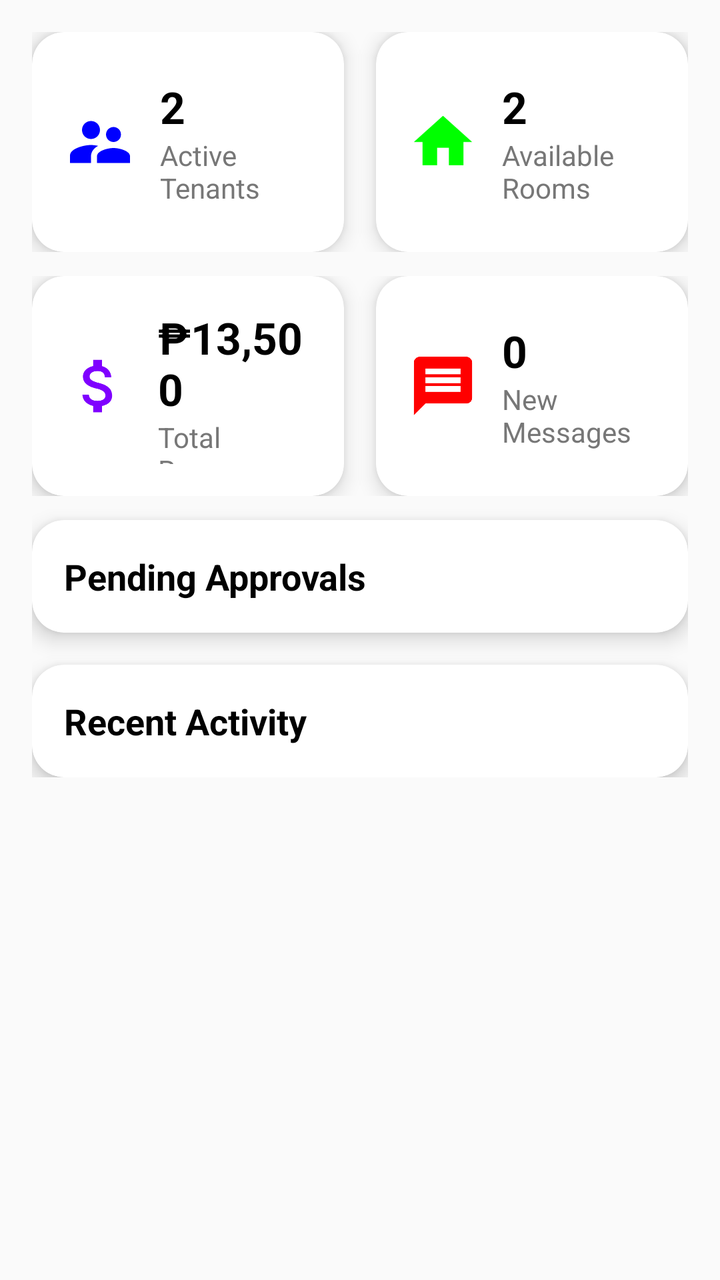
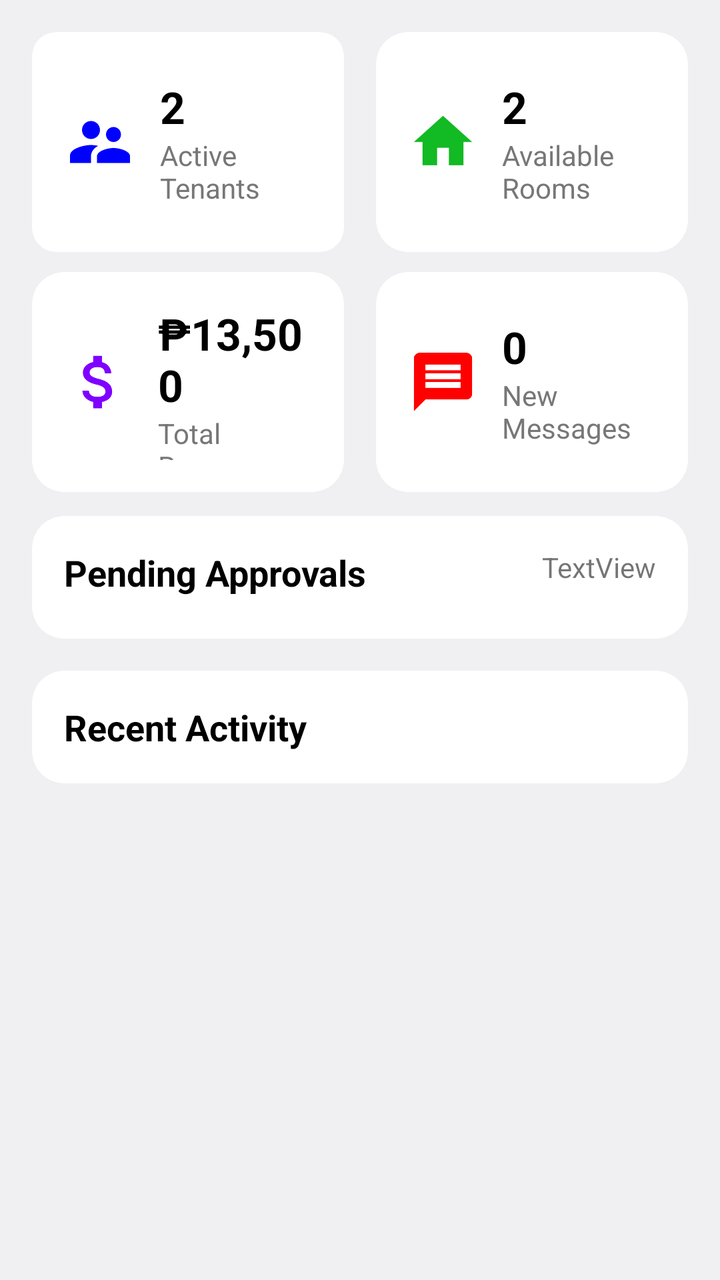

An Android layout rendered at two revisions. The XML below is the earlier revision; the diff shows what the commit changed to produce the second picture.
<!-- AndroidManifest.xml: application theme Theme.Dormitally -->
<!-- res/layout/fragment_overview_admin.xml -->
<?xml version="1.0" encoding="utf-8"?>
<LinearLayout xmlns:android="http://schemas.android.com/apk/res/android"
    xmlns:app="http://schemas.android.com/apk/res-auto"
    xmlns:tools="http://schemas.android.com/tools"
    android:id="@+id/main"
    android:layout_width="match_parent"
    android:layout_height="match_parent"
    android:orientation="vertical"
    tools:context=".adminfragment.OverviewAdmin">

    <ScrollView
        android:layout_width="match_parent"
        android:layout_height="match_parent"
        android:padding="16dp">

        <LinearLayout
            android:orientation="vertical"
            android:layout_width="match_parent"
            android:layout_height="wrap_content">

            
            <LinearLayout
                android:orientation="horizontal"
                android:layout_width="match_parent"
                android:layout_height="wrap_content"
                android:weightSum="2"
                android:paddingBottom="12dp">

                
                <androidx.cardview.widget.CardView
                    android:layout_width="0dp"
                    android:layout_height="110dp"
                    android:layout_marginEnd="8dp"
                    android:layout_weight="1"
                    app:cardCornerRadius="16dp"
                    app:cardElevation="6dp">

                    <LinearLayout
                        android:orientation="horizontal"
                        android:gravity="center_vertical"
                        android:padding="16dp"
                        android:layout_width="match_parent"
                        android:layout_height="match_parent">

                        <ImageView
                            android:layout_width="36dp"
                            android:layout_height="36dp"
                            android:src="@drawable/ic_people"
                            app:tint = "#0000FF"/>

                        <LinearLayout
                            android:orientation="vertical"
                            android:paddingLeft="12dp"
                            android:layout_width="wrap_content"
                            android:layout_height="wrap_content">

                            <TextView
                                android:layout_width="match_parent"
                                android:layout_height="wrap_content"
                                android:text="2"
                                android:textColor="#000"
                                android:textSize="22sp"
                                android:textStyle="bold" />

                            <TextView
                                android:layout_width="match_parent"
                                android:layout_height="wrap_content"
                                android:text="Active Tenants"
                                android:textColor="#777"
                                android:textSize="14sp" />
                        </LinearLayout>

                    </LinearLayout>
                </androidx.cardview.widget.CardView>

                
                <androidx.cardview.widget.CardView
                    android:layout_width="0dp"
                    android:layout_height="110dp"
                    android:layout_marginStart="8dp"
                    android:layout_weight="1"
                    app:cardCornerRadius="16dp"
                    app:cardElevation="6dp">

                    <LinearLayout
                        android:orientation="horizontal"
                        android:gravity="center_vertical"
                        android:padding="16dp"
                        android:layout_width="match_parent"
                        android:layout_height="match_parent">

                        <ImageView
                            android:layout_width="35dp"
                            android:layout_height="50dp"
                            android:src="@drawable/ic_home"
                            app:tint = "#00FF00"/>

                        <LinearLayout
                            android:orientation="vertical"
                            android:paddingLeft="12dp"
                            android:layout_width="wrap_content"
                            android:layout_height="wrap_content">

                            <TextView
                                android:layout_width="wrap_content"
                                android:layout_height="wrap_content"
                                android:text="2"
                                android:textColor="#000"
                                android:textSize="22sp"
                                android:textStyle="bold" />

                            <TextView
                                android:layout_width="wrap_content"
                                android:layout_height="match_parent"
                                android:text="Available Rooms"
                                android:textColor="#777"
                                android:textSize="14sp" />
                        </LinearLayout>

                    </LinearLayout>
                </androidx.cardview.widget.CardView>

            </LinearLayout>

            
            <LinearLayout
                android:orientation="horizontal"
                android:layout_width="match_parent"
                android:layout_height="wrap_content"
                android:weightSum="2"
                android:paddingBottom="12dp">

                
                <androidx.cardview.widget.CardView
                    android:layout_width="0dp"
                    android:layout_height="110dp"
                    android:layout_marginEnd="8dp"
                    android:layout_weight="1"
                    app:cardCornerRadius="16dp"
                    app:cardElevation="6dp">

                    <LinearLayout
                        android:orientation="horizontal"
                        android:gravity="center_vertical"
                        android:padding="16dp"
                        android:layout_width="match_parent"
                        android:layout_height="match_parent">

                        <ImageView
                            android:layout_width="35dp"
                            android:layout_height="36dp"
                            android:src="@drawable/ic_bills"
                            app:tint = "#7F00FF"/>

                        <LinearLayout
                            android:orientation="vertical"
                            android:paddingLeft="12dp"
                            android:layout_width="wrap_content"
                            android:layout_height="wrap_content">

                            <TextView
                                android:layout_width="match_parent"
                                android:layout_height="wrap_content"
                                android:text="₱13,500"
                                android:textColor="#000"
                                android:textSize="22sp"
                                android:textStyle="bold" />

                            <TextView
                                android:layout_width="match_parent"
                                android:layout_height="wrap_content"
                                android:text="Total Revenue"
                                android:textColor="#777"
                                android:textSize="14sp" />
                        </LinearLayout>

                    </LinearLayout>
                </androidx.cardview.widget.CardView>

                
                <androidx.cardview.widget.CardView
                    android:layout_width="0dp"
                    android:layout_height="110dp"
                    android:layout_marginStart="8dp"
                    android:layout_weight="1"
                    app:cardCornerRadius="16dp"
                    app:cardElevation="6dp">

                    <LinearLayout
                        android:orientation="horizontal"
                        android:gravity="center_vertical"
                        android:padding="16dp"
                        android:layout_width="match_parent"
                        android:layout_height="match_parent">

                        <ImageView
                            android:src="@drawable/ic_message"
                            android:layout_width="35dp"
                            android:layout_height="36dp"
                            app:tint="#FF0000"/>

                        <LinearLayout
                            android:orientation="vertical"
                            android:paddingLeft="12dp"
                            android:layout_width="wrap_content"
                            android:layout_height="wrap_content">

                            <TextView
                                android:layout_width="match_parent"
                                android:layout_height="wrap_content"
                                android:text="0"
                                android:textColor="#000"
                                android:textSize="22sp"
                                android:textStyle="bold" />

                            <TextView
                                android:layout_width="wrap_content"
                                android:layout_height="match_parent"
                                android:text="New Messages"
                                android:textColor="#777"
                                android:textSize="14sp" />
                        </LinearLayout>

                    </LinearLayout>
                </androidx.cardview.widget.CardView>

            </LinearLayout>

            
            <androidx.cardview.widget.CardView
                android:layout_width="match_parent"
                android:layout_height="wrap_content"
                app:cardCornerRadius="16dp"
                app:cardElevation="6dp"
                android:layout_marginBottom="16dp">

                <LinearLayout
                    android:layout_width="wrap_content"
                    android:layout_height="match_parent"
                    android:orientation="vertical"
                    android:padding="16dp">

                    <TextView
                        android:layout_width="wrap_content"
                        android:layout_height="match_parent"
                        android:text="Pending Approvals"
                        android:textColor="#000"
                        android:textSize="18sp"
                        android:textStyle="bold" />

                    <androidx.recyclerview.widget.RecyclerView
                        android:layout_width="match_parent"
                        android:layout_height="match_parent" />

                </LinearLayout>
            </androidx.cardview.widget.CardView>

            
            <androidx.cardview.widget.CardView
                android:layout_width="match_parent"
                android:layout_height="wrap_content"
                app:cardCornerRadius="16dp"
                app:cardElevation="6dp">

                <LinearLayout
                    android:orientation="vertical"
                    android:padding="16dp"
                    android:layout_width="match_parent"
                    android:layout_height="wrap_content">

                    <TextView
                        android:layout_width="match_parent"
                        android:layout_height="wrap_content"
                        android:text="Recent Activity"
                        android:textColor="#000"
                        android:textSize="18sp"
                        android:textStyle="bold" />

                    <androidx.recyclerview.widget.RecyclerView
                        android:layout_width="match_parent"
                        android:layout_height="match_parent" />

                    

                    

                    

                </LinearLayout>
            </androidx.cardview.widget.CardView>

        </LinearLayout>
    </ScrollView>

</LinearLayout>
<!-- resources referenced by this layout -->
<resources>
  <!-- drawable ic_bills (drawable) -->
  <vector xmlns:android="http://schemas.android.com/apk/res/android" android:height="24dp" android:tint="#000000" android:viewportHeight="24" android:viewportWidth="24" android:width="24dp">
        
      <path android:fillColor="@android:color/white" android:pathData="M11.8,10.9c-2.27,-0.59 -3,-1.2 -3,-2.15 0,-1.09 1.01,-1.85 2.7,-1.85 1.78,0 2.44,0.85 2.5,2.1h2.21c-0.07,-1.72 -1.12,-3.3 -3.21,-3.81V3h-3v2.16c-1.94,0.42 -3.5,1.68 -3.5,3.61 0,2.31 1.91,3.46 4.7,4.13 2.5,0.6 3,1.48 3,2.41 0,0.69 -0.49,1.79 -2.7,1.79 -2.06,0 -2.87,-0.92 -2.98,-2.1h-2.2c0.12,2.19 1.76,3.42 3.68,3.83V21h3v-2.15c1.95,-0.37 3.5,-1.5 3.5,-3.55 0,-2.84 -2.43,-3.81 -4.7,-4.4z"/>
      
  </vector>
  <!-- drawable ic_home (drawable) -->
  <vector xmlns:android="http://schemas.android.com/apk/res/android" android:height="24dp" android:tint="#000000" android:viewportHeight="24" android:viewportWidth="24" android:width="24dp">
        
      <path android:fillColor="@android:color/white" android:pathData="M10,20v-6h4v6h5v-8h3L12,3 2,12h3v8z"/>
      
  </vector>
  <!-- drawable ic_message (drawable) -->
  <vector xmlns:android="http://schemas.android.com/apk/res/android" android:autoMirrored="true" android:height="24dp" android:tint="#000000" android:viewportHeight="24" android:viewportWidth="24" android:width="24dp">
        
      <path android:fillColor="@android:color/white" android:pathData="M20,2L4,2c-1.1,0 -1.99,0.9 -1.99,2L2,22l4,-4h14c1.1,0 2,-0.9 2,-2L22,4c0,-1.1 -0.9,-2 -2,-2zM18,14L6,14v-2h12v2zM18,11L6,11L6,9h12v2zM18,8L6,8L6,6h12v2z"/>
      
  </vector>
  <!-- drawable ic_people (drawable) -->
  <vector xmlns:android="http://schemas.android.com/apk/res/android" android:height="24dp" android:tint="#000000" android:viewportHeight="24" android:viewportWidth="24" android:width="24dp">
        
      <path android:fillColor="@android:color/white" android:pathData="M16.5,12c1.38,0 2.49,-1.12 2.49,-2.5S17.88,7 16.5,7C15.12,7 14,8.12 14,9.5s1.12,2.5 2.5,2.5zM9,11c1.66,0 2.99,-1.34 2.99,-3S10.66,5 9,5C7.34,5 6,6.34 6,8s1.34,3 3,3zM16.5,14c-1.83,0 -5.5,0.92 -5.5,2.75L11,19h11v-2.25c0,-1.83 -3.67,-2.75 -5.5,-2.75zM9,13c-2.33,0 -7,1.17 -7,3.5L2,19h7v-2.25c0,-0.85 0.33,-2.34 2.37,-3.47C10.5,13.1 9.66,13 9,13z"/>
      
  </vector>
  <style name="Theme.Dormitally" parent="Base.Theme.Dormitally" />
  <style name="Base.Theme.Dormitally" parent="Theme.AppCompat.Light.NoActionBar">
          
          
      </style>
</resources>

<!-- the commit's change to res/layout/fragment_overview_admin.xml (unified diff, before → after) -->
@@ -5,6 +5,7 @@
     android:id="@+id/main"
     android:layout_width="match_parent"
     android:layout_height="match_parent"
+    android:background="@color/material_dynamic_neutral95"
     android:orientation="vertical"
     tools:context=".adminfragment.OverviewAdmin">
 
@@ -14,17 +15,129 @@
         android:padding="16dp">
 
         <LinearLayout
-            android:orientation="vertical"
             android:layout_width="match_parent"
-            android:layout_height="wrap_content">
+            android:layout_height="wrap_content"
+            android:orientation="vertical">
 
             
             <LinearLayout
-                android:orientation="horizontal"
                 android:layout_width="match_parent"
                 android:layout_height="wrap_content"
-                android:weightSum="2"
-                android:paddingBottom="12dp">
+                android:orientation="horizontal"
+                android:weightSum="2">
+
+                
+                <androidx.cardview.widget.CardView
+                    android:layout_width="0dp"
+                    android:layout_height="110dp"
+                    android:layout_marginEnd="8dp"
+                    android:layout_weight="1"
+                    app:cardCornerRadius="12dp"
+                    app:cardElevation="0dp"
+                    app:cardMaxElevation="0dp"
+                    app:cardUseCompatPadding="false"
+                    app:cardPreventCornerOverlap="false">
+
+                    <LinearLayout
+                        android:layout_width="match_parent"
+                        android:layout_height="match_parent"
+                        android:gravity="center_vertical"
+                        android:orientation="horizontal"
+                        android:padding="16dp">
+
+                        <ImageView
+                            android:layout_width="36dp"
+                            android:layout_height="36dp"
+                            android:src="@drawable/ic_people"
+                            app:tint="#0000FF" />
+
+                        <LinearLayout
+                            android:layout_width="wrap_content"
+                            android:layout_height="wrap_content"
+                            android:orientation="vertical"
+                            android:paddingLeft="12dp">
+
+                            <TextView
+                                android:id="@+id/numTenant"
+                                android:layout_width="match_parent"
+                                android:layout_height="wrap_content"
+                                android:text="2"
+                                android:textColor="#000"
+                                android:textSize="22sp"
+                                android:textStyle="bold" />
+
+                            <TextView
+                                android:layout_width="match_parent"
+                                android:layout_height="wrap_content"
+                                android:text="Active Tenants"
+                                android:textColor="#777"
+                                android:textSize="14sp" />
+                        </LinearLayout>
+
+                    </LinearLayout>
+                </androidx.cardview.widget.CardView>
+
+                
+                <androidx.cardview.widget.CardView
+                    android:layout_width="0dp"
+                    android:layout_height="110dp"
+                    android:layout_marginStart="8dp"
+                    android:layout_weight="1"
+                    app:cardCornerRadius="16dp"
+                    app:cardElevation="0dp"
+                    app:cardMaxElevation="0dp"
+                    app:cardUseCompatPadding="false"
+                    app:cardPreventCornerOverlap="false">
+
+                    <LinearLayout
+                        android:layout_width="match_parent"
+                        android:layout_height="match_parent"
+                        android:gravity="center_vertical"
+                        android:orientation="horizontal"
+                        android:padding="16dp">
+
+                        <ImageView
+                            android:layout_width="35dp"
+                            android:layout_height="50dp"
+                            android:src="@drawable/ic_home"
+                            app:tint="#12BA23" />
+
+                        <LinearLayout
+                            android:layout_width="wrap_content"
+                            android:layout_height="wrap_content"
+                            android:orientation="vertical"
+                            android:paddingLeft="12dp">
+
+                            <TextView
+                                android:id="@+id/availRoom"
+                                android:layout_width="wrap_content"
+                                android:layout_height="wrap_content"
+                                android:text="2"
+                                android:textColor="#000"
+                                android:textSize="22sp"
+                                android:textStyle="bold" />
+
+                            <TextView
+                                android:layout_width="wrap_content"
+                                android:layout_height="match_parent"
+                                android:text="Available Rooms"
+                                android:textColor="#777"
+                                android:textSize="14sp" />
+                        </LinearLayout>
+
+                    </LinearLayout>
+                </androidx.cardview.widget.CardView>
+
+            </LinearLayout>
+
+            
+            <LinearLayout
+                android:layout_width="match_parent"
+                android:layout_height="wrap_content"
+                android:orientation="horizontal"
+                android:paddingTop="10dp"
+                android:paddingBottom="12dp"
+                android:weightSum="2">
 
                 
                 <androidx.cardview.widget.CardView
@@ -33,31 +146,35 @@
                     android:layout_marginEnd="8dp"
                     android:layout_weight="1"
                     app:cardCornerRadius="16dp"
-                    app:cardElevation="6dp">
-
-                    <LinearLayout
+                    app:cardElevation="0dp"
+                    app:cardMaxElevation="0dp"
+                    app:cardUseCompatPadding="false"
+                    app:cardPreventCornerOverlap="false">
+
+                    <LinearLayout
+                        android:layout_width="match_parent"
+                        android:layout_height="match_parent"
+                        android:gravity="center_vertical"
                         android:orientation="horizontal"
-                        android:gravity="center_vertical"
-                        android:padding="16dp"
-                        android:layout_width="match_parent"
-                        android:layout_height="match_parent">
+                        android:padding="16dp">
 
                         <ImageView
-                            android:layout_width="36dp"
+                            android:layout_width="35dp"
                             android:layout_height="36dp"
-                            android:src="@drawable/ic_people"
-                            app:tint = "#0000FF"/>
+                            android:src="@drawable/ic_bills"
+                            app:tint="#7F00FF" />
 
                         <LinearLayout
+                            android:layout_width="wrap_content"
+                            android:layout_height="wrap_content"
                             android:orientation="vertical"
-                            android:paddingLeft="12dp"
-                            android:layout_width="wrap_content"
-                            android:layout_height="wrap_content">
-
-                            <TextView
-                                android:layout_width="match_parent"
-                                android:layout_height="wrap_content"
-                                android:text="2"
+                            android:paddingLeft="12dp">
+
+                            <TextView
+                                android:id="@+id/totalRevenue"
+                                android:layout_width="match_parent"
+                                android:layout_height="wrap_content"
+                                android:text="₱13,500"
                                 android:textColor="#000"
                                 android:textSize="22sp"
                                 android:textStyle="bold" />
@@ -65,7 +182,7 @@
                             <TextView
                                 android:layout_width="match_parent"
                                 android:layout_height="wrap_content"
-                                android:text="Active Tenants"
+                                android:text="Total Revenue"
                                 android:textColor="#777"
                                 android:textSize="14sp" />
                         </LinearLayout>
@@ -80,132 +197,32 @@
                     android:layout_marginStart="8dp"
                     android:layout_weight="1"
                     app:cardCornerRadius="16dp"
-                    app:cardElevation="6dp">
-
-                    <LinearLayout
+                    app:cardElevation="0dp"
+                    app:cardMaxElevation="0dp"
+                    app:cardUseCompatPadding="false"
+                    app:cardPreventCornerOverlap="false">
+
+                    <LinearLayout
+                        android:layout_width="match_parent"
+                        android:layout_height="match_parent"
+                        android:gravity="center_vertical"
                         android:orientation="horizontal"
-                        android:gravity="center_vertical"
-                        android:padding="16dp"
-                        android:layout_width="match_parent"
-                        android:layout_height="match_parent">
-
-                        <ImageView
-                            android:layout_width="35dp"
-                            android:layout_height="50dp"
-                            android:src="@drawable/ic_home"
-                            app:tint = "#00FF00"/>
-
-                        <LinearLayout
-                            android:orientation="vertical"
-                            android:paddingLeft="12dp"
-                            android:layout_width="wrap_content"
-                            android:layout_height="wrap_content">
-
-                            <TextView
-                                android:layout_width="wrap_content"
-                                android:layout_height="wrap_content"
-                                android:text="2"
-                                android:textColor="#000"
-                                android:textSize="22sp"
-                                android:textStyle="bold" />
-
-                            <TextView
-                                android:layout_width="wrap_content"
-                                android:layout_height="match_parent"
-                                android:text="Available Rooms"
-                                android:textColor="#777"
-                                android:textSize="14sp" />
-                        </LinearLayout>
-
-                    </LinearLayout>
-                </androidx.cardview.widget.CardView>
-
-            </LinearLayout>
-
-            
-            <LinearLayout
-                android:orientation="horizontal"
-                android:layout_width="match_parent"
-                android:layout_height="wrap_content"
-                android:weightSum="2"
-                android:paddingBottom="12dp">
-
-                
-                <androidx.cardview.widget.CardView
-                    android:layout_width="0dp"
-                    android:layout_height="110dp"
-                    android:layout_marginEnd="8dp"
-                    android:layout_weight="1"
-                    app:cardCornerRadius="16dp"
-                    app:cardElevation="6dp">
-
-                    <LinearLayout
-                        android:orientation="horizontal"
-                        android:gravity="center_vertical"
-                        android:padding="16dp"
-                        android:layout_width="match_parent"
-                        android:layout_height="match_parent">
+                        android:padding="16dp">
 
                         <ImageView
                             android:layout_width="35dp"
                             android:layout_height="36dp"
-                            android:src="@drawable/ic_bills"
-                            app:tint = "#7F00FF"/>
+                            android:src="@drawable/ic_message"
+                            app:tint="#FF0000" />
 
                         <LinearLayout
+                            android:layout_width="wrap_content"
+                            android:layout_height="wrap_content"
                             android:orientation="vertical"
-                            android:paddingLeft="12dp"
-                            android:layout_width="wrap_content"
-                            android:layout_height="wrap_content">
-
-                            <TextView
-                                android:layout_width="match_parent"
-                                android:layout_height="wrap_content"
-                                android:text="₱13,500"
-                                android:textColor="#000"
-                                android:textSize="22sp"
-                                android:textStyle="bold" />
-
-                            <TextView
-                                android:layout_width="match_parent"
-                                android:layout_height="wrap_content"
-                                android:text="Total Revenue"
-                                android:textColor="#777"
-                                android:textSize="14sp" />
-                        </LinearLayout>
-
-                    </LinearLayout>
-                </androidx.cardview.widget.CardView>
-
-                
-                <androidx.cardview.widget.CardView
-                    android:layout_width="0dp"
-                    android:layout_height="110dp"
-                    android:layout_marginStart="8dp"
-                    android:layout_weight="1"
-                    app:cardCornerRadius="16dp"
-                    app:cardElevation="6dp">
-
-                    <LinearLayout
-                        android:orientation="horizontal"
-                        android:gravity="center_vertical"
-                        android:padding="16dp"
-                        android:layout_width="match_parent"
-                        android:layout_height="match_parent">
-
-                        <ImageView
-                            android:src="@drawable/ic_message"
-                            android:layout_width="35dp"
-                            android:layout_height="36dp"
-                            app:tint="#FF0000"/>
-
-                        <LinearLayout
-                            android:orientation="vertical"
-                            android:paddingLeft="12dp"
-                            android:layout_width="wrap_content"
-                            android:layout_height="wrap_content">
-
-                            <TextView
+                            android:paddingLeft="12dp">
+
+                            <TextView
+                                android:id="@+id/messagesTxt"
                                 android:layout_width="match_parent"
                                 android:layout_height="wrap_content"
                                 android:text="0"
@@ -230,25 +247,44 @@
             <androidx.cardview.widget.CardView
                 android:layout_width="match_parent"
                 android:layout_height="wrap_content"
+                android:layout_marginBottom="16dp"
                 app:cardCornerRadius="16dp"
-                app:cardElevation="6dp"
-                android:layout_marginBottom="16dp">
+                app:cardElevation="0dp"
+                app:cardMaxElevation="0dp"
+                app:cardUseCompatPadding="false"
+                app:cardPreventCornerOverlap="false">
 
                 <LinearLayout
-                    android:layout_width="wrap_content"
+                    android:layout_width="match_parent"
                     android:layout_height="match_parent"
                     android:orientation="vertical"
                     android:padding="16dp">
 
-                    <TextView
-                        android:layout_width="wrap_content"
-                        android:layout_height="match_parent"
-                        android:text="Pending Approvals"
-                        android:textColor="#000"
-                        android:textSize="18sp"
-                        android:textStyle="bold" />
+                    <LinearLayout
+                        android:layout_width="match_parent"
+                        android:layout_height="wrap_content"
+                        android:layout_marginBottom="5dp"
+                        android:orientation="horizontal">
+
+                        <TextView
+                            android:id="@+id/textView9"
+                            android:layout_width="match_parent"
+                            android:layout_height="match_parent"
+                            android:layout_weight="1"
+                            android:text="Pending Approvals"
+                            android:textColor="#000"
+                            android:textSize="18sp"
+                            android:textStyle="bold" />
+
+                        <TextView
+                            android:id="@+id/totalPending"
+                            android:layout_width="wrap_content"
+                            android:layout_height="match_parent"
+                            android:text="TextView" />
+                    </LinearLayout>
 
                     <androidx.recyclerview.widget.RecyclerView
+                        android:id="@+id/pendingRecyclerView"
                         android:layout_width="match_parent"
                         android:layout_height="match_parent" />
 
@@ -260,13 +296,16 @@
                 android:layout_width="match_parent"
                 android:layout_height="wrap_content"
                 app:cardCornerRadius="16dp"
-                app:cardElevation="6dp">
+                app:cardElevation="0dp"
+                app:cardMaxElevation="0dp"
+                app:cardUseCompatPadding="false"
+                app:cardPreventCornerOverlap="false">
 
                 <LinearLayout
+                    android:layout_width="match_parent"
+                    android:layout_height="wrap_content"
                     android:orientation="vertical"
-                    android:padding="16dp"
-                    android:layout_width="match_parent"
-                    android:layout_height="wrap_content">
+                    android:padding="16dp">
 
                     <TextView
                         android:layout_width="match_parent"
@@ -280,12 +319,6 @@
                         android:layout_width="match_parent"
                         android:layout_height="match_parent" />
 
-                    
-
-                    
-
-                    
-
                 </LinearLayout>
             </androidx.cardview.widget.CardView>
 
